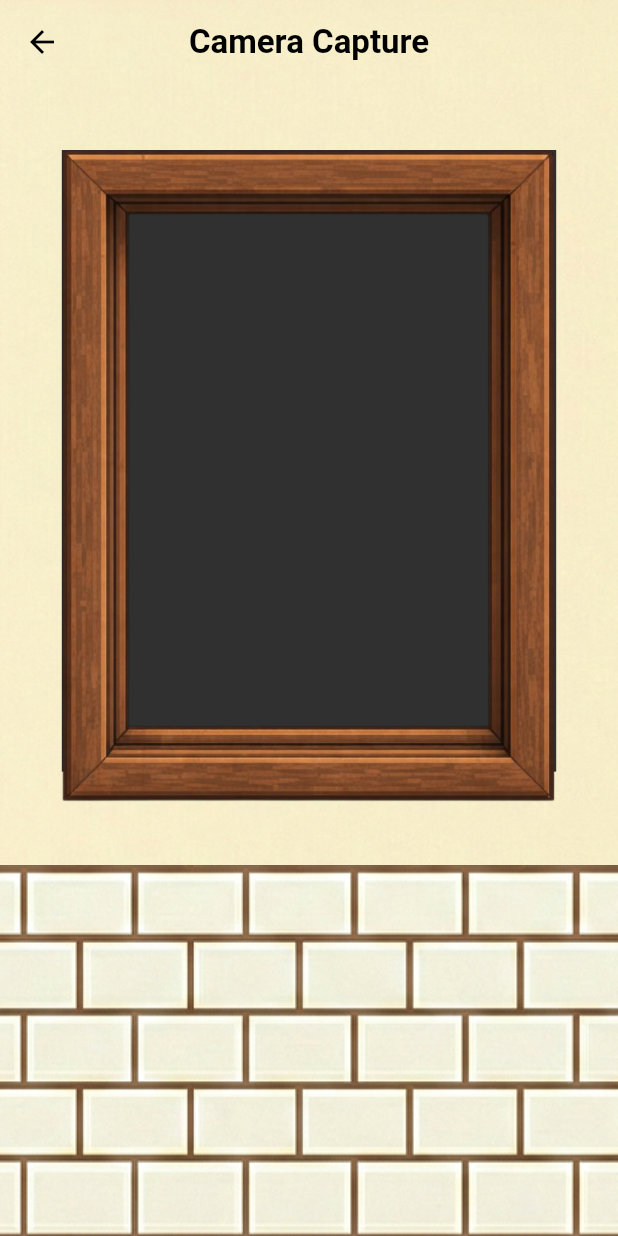
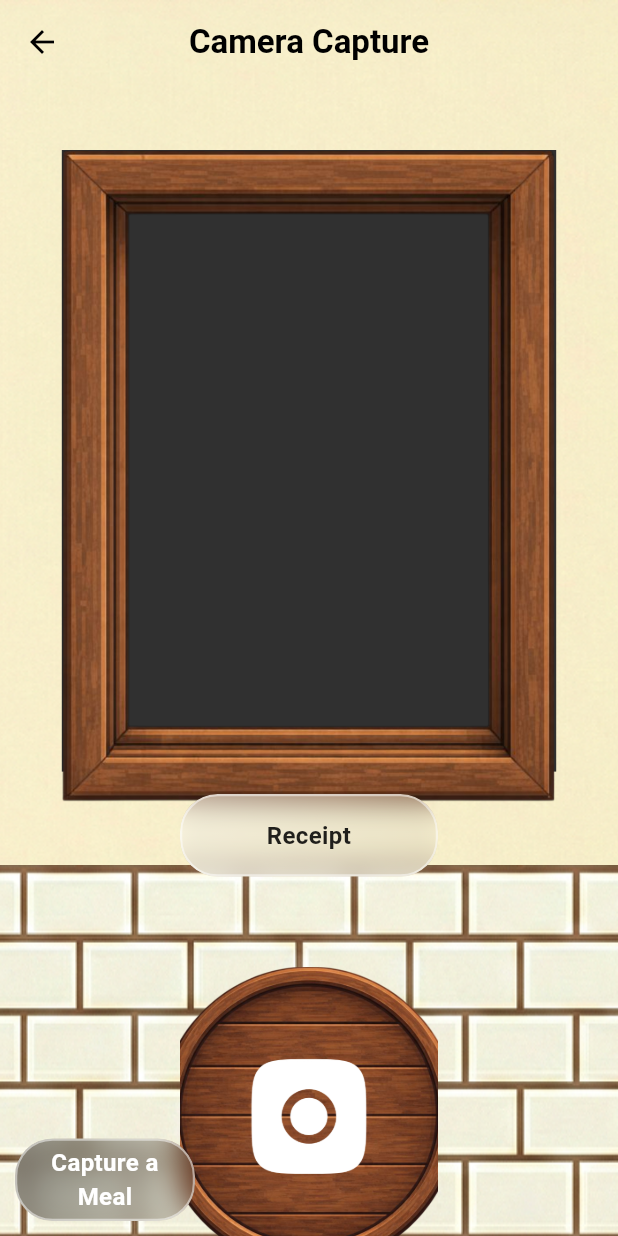
Before and after one commit to DavidLingJH/KitaHack2026, a Flutter app: the CameraCaptureScreen screen opened directly, on a phone screen of 412 x 824 dp. Run offline on Flutter 3.47's test engine with Material 3 defaults, Android fonts, the phone set to English and light mode, and no system bars.

Commit message:
Finished camera capture page

```diff
--- a/lib/GlassButton.dart
+++ b/lib/GlassButton.dart
@@ -52,6 +52,7 @@ class GlassButton extends StatelessWidget {
               child: Center(
                 child: Text(
                   text,
+                  textAlign: TextAlign.center,
                   style: TextStyle(
                     // If the button is white, use black text.
                     // If the button is colored (like Green), use dark green text or white.
--- a/lib/camera.dart
+++ b/lib/camera.dart
@@ -1,4 +1,6 @@
 import 'package:flutter/material.dart';
+import 'package:kitahack_frontend/GlassButton.dart';
+import 'package:kitahack_frontend/homepage.dart';
 
 class CameraCaptureScreen extends StatelessWidget {
   const CameraCaptureScreen({super.key});
@@ -43,7 +45,6 @@ class CameraCaptureScreen extends StatelessWidget {
               ),
             ),
           ),
-          // This widget takes up 70% of the vertical space
           Positioned(
             top: 100,
             left: 0,
@@ -73,6 +74,50 @@ class CameraCaptureScreen extends StatelessWidget {
               ),
             ),
           ),
+          Positioned(
+            // Math: Start 100px down + height of frame (60%) + 20px gap
+            top: 35 + (screenHeight * 0.6),
+            left: 120,
+            right: 120,
+            //ADD A COLUMN HERE
+            child: Column(
+              children: [
+                Center(
+                  child: GlassButton( // Replace with your actual widget class name
+                    text: "Receipt",
+                    onPressed: () {
+                      // Handle tap
+                    },
+                  ),
+                ),
+                SizedBox(height: 60),
+                GestureDetector(
+                  onTap: () {
+                    // Navigate to the new page here
+                    Navigator.push(
+                      context,
+                      MaterialPageRoute(builder: (context) => HomePage()), // Replace NextPage with your actual screen
+                    );
+                  },
+                  child: Image.asset(
+                    'assets/images/camera shutter (1).png',
+                    height: 200,
+                    fit: BoxFit.fitHeight,
+                  ),
+                ),
+              ],
+            )
+          ),
+          Positioned(
+            bottom: 10,
+            left: 10,
+            width: 120,
+            child: GlassButton(
+              text: 'Capture a\nMeal',
+              onPressed: () {  },
+              color: Colors.black,
+            )
+          )
         ],
       ),
     );
```
Also changed, not shown: assets/images/camera shutter (1).png (added), assets/images/camera shutter.png (added).
